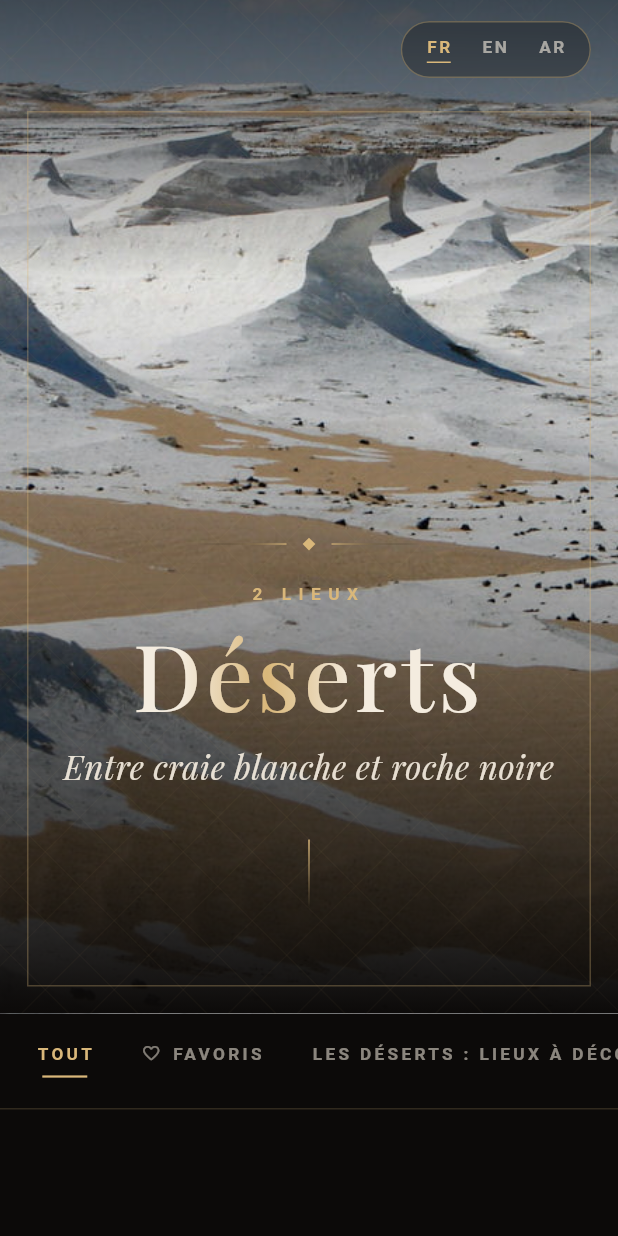
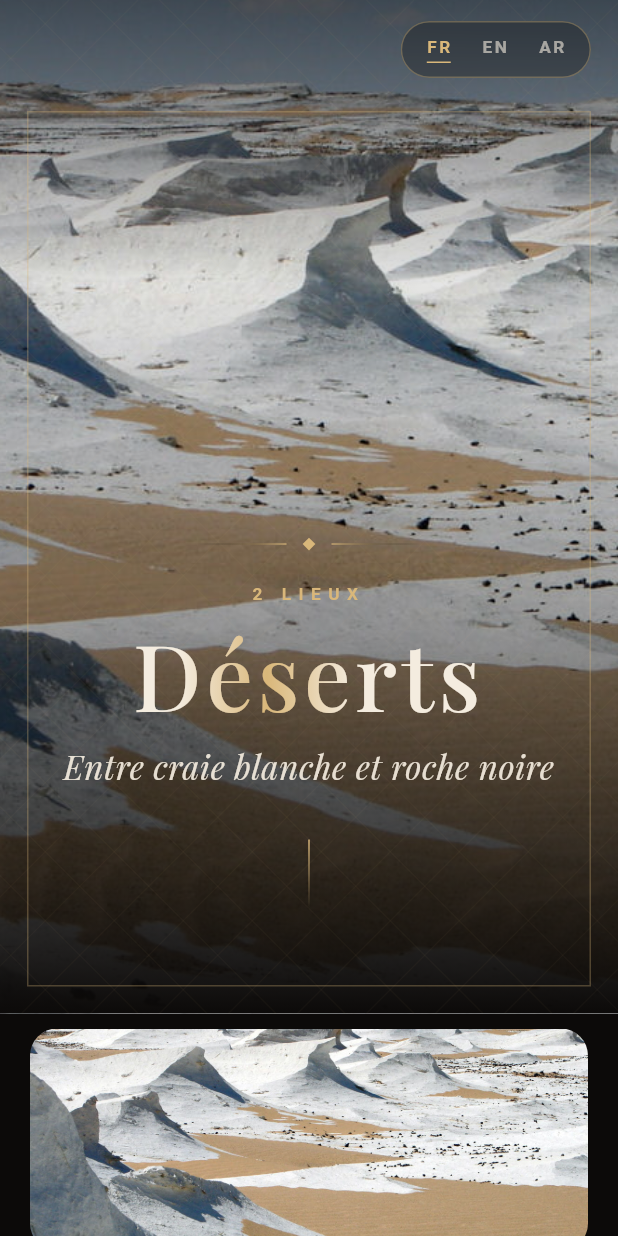
Before and after one commit to Coco921609/Egypte, a Flutter app: the DesertPage screen opened directly, on a phone screen of 412 x 824 dp. Run offline on Flutter 3.47's test engine with Material 3 defaults, Android fonts, the phone set to English and light mode, and no system bars; our stand-ins replace google_fonts, shared_preferences; accounts and stored records are empty.

Commit message:
Add destination photo banner

```diff
--- a/lib/desert.dart
+++ b/lib/desert.dart
@@ -565,6 +565,22 @@ class _DesertPageState extends State<DesertPage>
                   '${currentData.length} ${_getTranslatedText('places')}',
                   langSwitcher: _buildLangSwitcher(),
                   shimmer: _shimmer,
+                ),
+              ),
+              SliverToBoxAdapter(
+                child: Padding(
+                  padding: const EdgeInsets.fromLTRB(20, 10, 20, 18),
+                  child: ClipRRect(
+                    borderRadius: BorderRadius.circular(18),
+                    child: SizedBox(
+                      height: 148,
+                      width: double.infinity,
+                      child: Image.asset(
+                        'assets/images/R.jpg',
+                        fit: BoxFit.cover,
+                      ),
+                    ),
+                  ),
                 ),
               ),
               SliverPersistentHeader(
```
